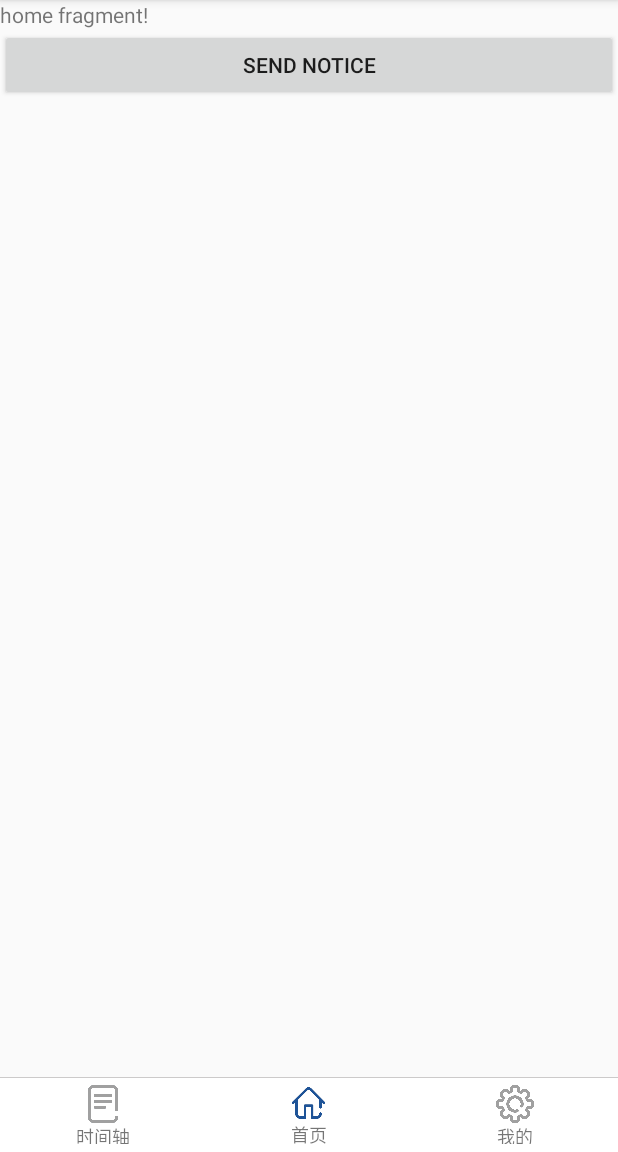
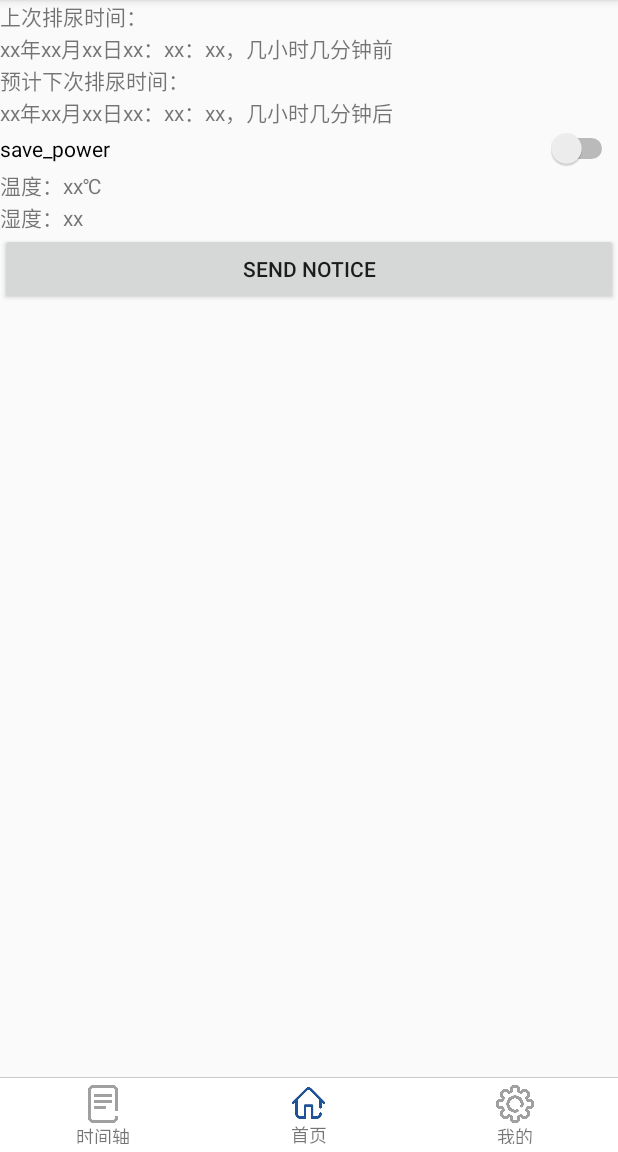
Before and after one commit to YuQiao0303/SmartDiaper, an Android app: the screen it shows after launch (MainActivity), on a phone screen of 412 x 824 dp, the part 84-1236 px from its top. Run offline under Robolectric (Android 15) with nearby library versions, the phone set to English and light mode, and no system bars.

Commit message:
finish framework of home fragment

```diff
--- a/app/src/main/java/com/example/admin/smartdiaper/activity/HomeFragment.java
+++ b/app/src/main/java/com/example/admin/smartdiaper/activity/HomeFragment.java
@@ -23,6 +23,7 @@ import android.view.LayoutInflater;
 import android.view.View;
 import android.view.ViewGroup;
 import android.widget.Button;
+import android.widget.Switch;
 
 import com.example.admin.smartdiaper.MainActivity;
 import com.example.admin.smartdiaper.R;
@@ -60,15 +61,8 @@ public class HomeFragment extends Fragment{
             * 渠道名称是给用户看的，需要能够表达清楚这个渠道的用途。
             * 重要等级的不同则会决定通知的不同行为，当然这里只是初始状态下的重要等级，用户可以随时手动更改某个渠道的重要等级，App是无法干预的。这里设成low是为了不响铃
             * */
-            String channelId = "remind";
-            String channelName = "排尿提醒";
-            int importance = NotificationManager.IMPORTANCE_LOW;
-            createNotificationChannel(channelId, channelName, importance);
-
-            channelId = "other";
-            channelName = "其他消息";
-            importance = NotificationManager.IMPORTANCE_LOW;
-            createNotificationChannel(channelId, channelName, importance);
+            createNotificationChannel("remind", "排尿提醒", NotificationManager.IMPORTANCE_LOW);
+            createNotificationChannel("other", "其他消息", NotificationManager.IMPORTANCE_LOW);
         }
 
     }
@@ -97,7 +91,27 @@ public class HomeFragment extends Fragment{
 
             }
         });
-
+        //省电模式
+        final Switch savePower = view.findViewById(R.id.save_power_home);
+        SharedPreferences preferences = PreferenceManager.getDefaultSharedPreferences(getContext());
+        savePower.setChecked(preferences.getBoolean("save_power",false));
+        Log.d(TAG, "onCreateView: save_Power from preference+" + preferences.getBoolean("save_power",false));
+        savePower.setOnClickListener(new View.OnClickListener(){
+            @Override
+            public void onClick(View v){
+                SharedPreferences preferences = PreferenceManager.getDefaultSharedPreferences(getContext());
+                SharedPreferences.Editor editor = preferences.edit();
+                if(savePower.isChecked())
+                {
+                    editor.putBoolean("save_power",true);
+                }
+                else{
+                    editor.putBoolean("save_power",false);
+                }
+                editor.commit();
+                Log.d(TAG, "onClick: save_power from home " + savePower.isChecked());
+            }
+        });
         return view;
     }
 
--- a/app/src/main/res/layout/fragment_home.xml
+++ b/app/src/main/res/layout/fragment_home.xml
@@ -6,7 +6,37 @@
     android:layout_height="match_parent"
     tools:context="activity.HomeFragment">
     <TextView
-        android:text="home fragment!"
+        android:text="上次排尿时间："
+        android:layout_height="wrap_content"
+        android:layout_width="wrap_content"
+        />
+    <TextView
+        android:text="xx年xx月xx日xx：xx：xx，几小时几分钟前"
+        android:layout_height="wrap_content"
+        android:layout_width="wrap_content"
+        />
+    <TextView
+        android:text="预计下次排尿时间："
+        android:layout_height="wrap_content"
+        android:layout_width="wrap_content"
+        />
+    <TextView
+        android:text="xx年xx月xx日xx：xx：xx，几小时几分钟后"
+        android:layout_height="wrap_content"
+        android:layout_width="wrap_content"
+        />
+    <Switch
+        android:id="@+id/save_power_home"
+        android:layout_width="match_parent"
+        android:layout_height="wrap_content"
+        android:text="save_power"/>
+    <TextView
+        android:text="温度：xx℃"
+        android:layout_height="wrap_content"
+        android:layout_width="wrap_content"
+        />
+    <TextView
+        android:text="湿度：xx"
         android:layout_height="wrap_content"
         android:layout_width="wrap_content"
         />
@@ -15,4 +45,5 @@
         android:layout_width="match_parent"
         android:layout_height="wrap_content"
         android:text="send notice"/>
+
 </LinearLayout>
```
